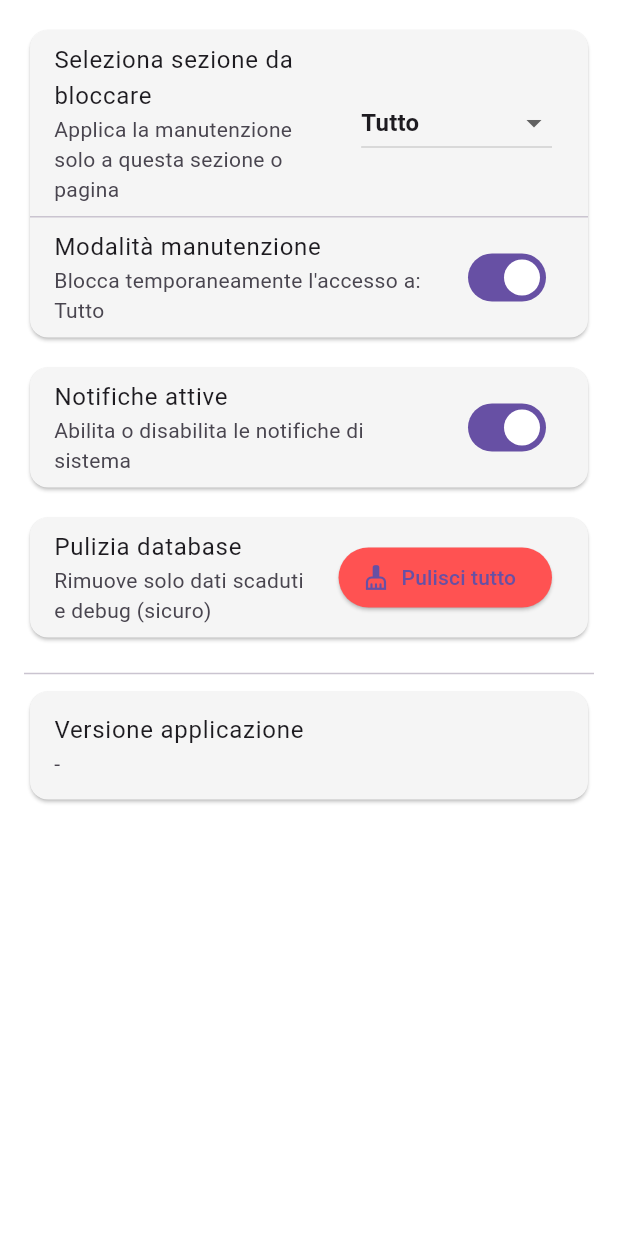
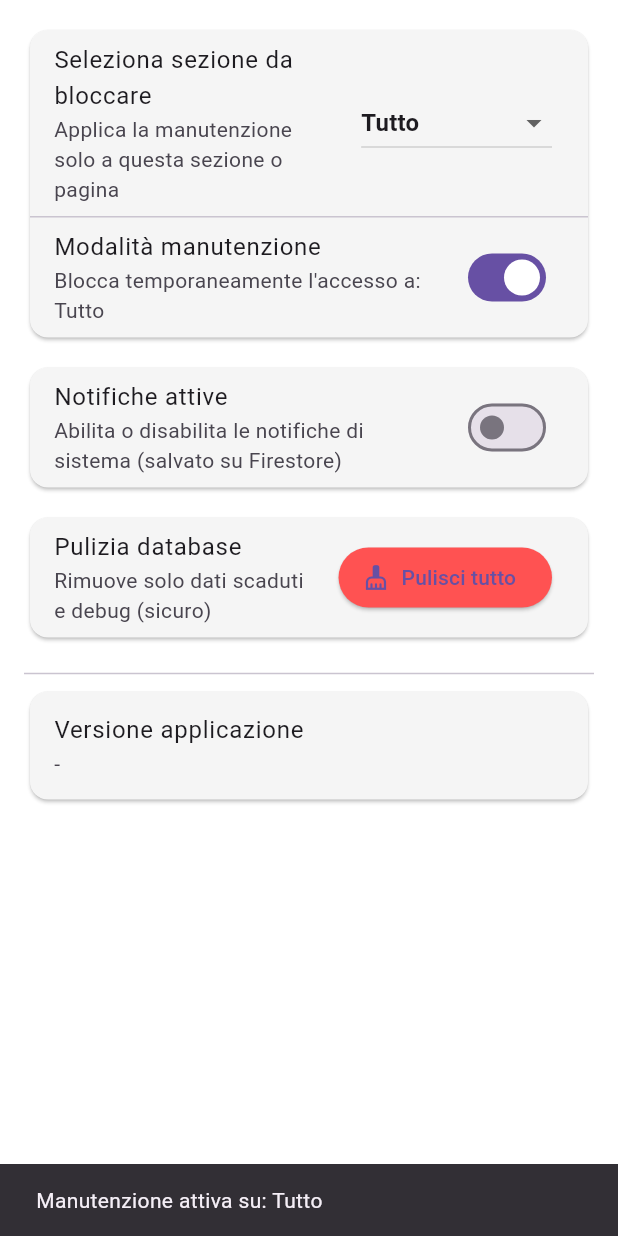
Before and after one commit to Marcellodinapoli/backoffice, a Flutter app: the BkSettingsPage widget shown alone on an empty page, opened directly, after a tap on "Modalità manutenzione", on a phone screen of 412 x 824 dp. Run offline on Flutter 3.47's test engine with Material 3 defaults, Android fonts, the phone set to English and light mode, and no system bars; our stand-ins replace cloud_firestore, file_picker, firebase_auth, firebase_core, firebase_storage, flutter_markdown and 1 more; missing offline and left inert: dart:html, excel; accounts and stored records are empty.

Commit message:
Descrizione modifiche

```diff
--- a/lib/backoffice/pages/bk_settings_page.dart
+++ b/lib/backoffice/pages/bk_settings_page.dart
@@ -9,7 +9,7 @@ class BkSettingsPage extends StatefulWidget {
 }
 
 class _BkSettingsPageState extends State<BkSettingsPage> {
-  bool notificationsEnabled = true;
+  bool _savingMaintenance = false;
 
   static const _sections = [
     'Tutto',
@@ -22,8 +22,14 @@ class _BkSettingsPageState extends State<BkSettingsPage> {
   static DocumentReference<Map<String, dynamic>> get _maintenanceDoc =>
       FirebaseFirestore.instance.collection('settings').doc('maintenance');
 
+  static DocumentReference<Map<String, dynamic>> get _notificationsDoc =>
+      FirebaseFirestore.instance.collection('settings').doc('notifications');
+
   static Stream<DocumentSnapshot<Map<String, dynamic>>> _watchMaintenance() =>
       _maintenanceDoc.snapshots();
+
+  static Stream<DocumentSnapshot<Map<String, dynamic>>> _watchNotifications() =>
+      _notificationsDoc.snapshots();
 
   bool _readEnabled(Map<String, dynamic>? data) {
     if (data == null) return false;
@@ -47,14 +53,71 @@ class _BkSettingsPageState extends State<BkSettingsPage> {
     required bool enabled,
     required String section,
   }) async {
+    setState(() => _savingMaintenance = true);
     try {
       await _maintenanceDoc.set({
         'section': section,
         'enabled': enabled,
         'updatedAt': FieldValue.serverTimestamp(),
-      });
+        'updatedBy': 'backoffice',
+      }, SetOptions(merge: true));
+      if (!mounted) return;
+      ScaffoldMessenger.of(context).showSnackBar(
+        SnackBar(
+          content: Text(
+            enabled
+                ? 'Manutenzione attiva su: $section'
+                : 'Manutenzione disattivata',
+          ),
+        ),
+      );
+    } on FirebaseException catch (e) {
+      if (!mounted) return;
+      ScaffoldMessenger.of(context).showSnackBar(
+        SnackBar(
+          backgroundColor: Colors.red.shade700,
+          content: Text(
+            'Salvataggio manutenzione rifiutato (${e.code}). '
+            'Verifica di essere admin Firebase.',
+          ),
+        ),
+      );
     } catch (e) {
-      debugPrint('Errore salvataggio maintenance: $e');
+      if (!mounted) return;
+      ScaffoldMessenger.of(context).showSnackBar(
+        SnackBar(
+          backgroundColor: Colors.red.shade700,
+          content: Text('Errore salvataggio manutenzione: $e'),
+        ),
+      );
+    } finally {
+      if (mounted) setState(() => _savingMaintenance = false);
+    }
+  }
+
+  Future<void> _saveNotificationsEnabled(bool enabled) async {
+    try {
+      await _notificationsDoc.set({
+        'enabled': enabled,
+        'updatedAt': FieldValue.serverTimestamp(),
+        'updatedBy': 'backoffice',
+      }, SetOptions(merge: true));
+    } on FirebaseException catch (e) {
+      if (!mounted) return;
+      ScaffoldMessenger.of(context).showSnackBar(
+        SnackBar(
+          backgroundColor: Colors.red.shade700,
+          content: Text('Salvataggio notifiche rifiutato (${e.code}).'),
+        ),
+      );
+    } catch (e) {
+      if (!mounted) return;
+      ScaffoldMessenger.of(context).showSnackBar(
+        SnackBar(
+          backgroundColor: Colors.red.shade700,
+          content: Text('Errore salvataggio notifiche: $e'),
+        ),
+      );
     }
   }
 
@@ -188,7 +251,9 @@ class _BkSettingsPageState extends State<BkSettingsPage> {
                     ),
                   )
                   .toList(),
-              onChanged: (value) {
+              onChanged: _savingMaintenance
+                  ? null
+                  : (value) {
                 final section = value ?? 'Tutto';
                 _saveMaintenanceSettings(
                   enabled: maintenanceMode,
@@ -204,7 +269,9 @@ class _BkSettingsPageState extends State<BkSettingsPage> {
               'Blocca temporaneamente l\'accesso a: $selectedSection',
             ),
             value: maintenanceMode,
-            onChanged: (value) {
+            onChanged: _savingMaintenance
+                ? null
+                : (value) {
               _saveMaintenanceSettings(
                 enabled: value,
                 section: selectedSection,
@@ -243,18 +310,22 @@ class _BkSettingsPageState extends State<BkSettingsPage> {
           },
         ),
         const SizedBox(height: 12),
-        Card(
-          color: const Color(0xFFF5F5F5),
-          child: SwitchListTile(
-            title: const Text('Notifiche attive'),
-            subtitle: const Text('Abilita o disabilita le notifiche di sistema'),
-            value: notificationsEnabled,
-            onChanged: (value) {
-              setState(() {
-                notificationsEnabled = value;
-              });
-            },
-          ),
+        StreamBuilder<DocumentSnapshot<Map<String, dynamic>>>(
+          stream: _watchNotifications(),
+          builder: (context, snap) {
+            final notificationsEnabled = _readEnabled(snap.data?.data());
+            return Card(
+              color: const Color(0xFFF5F5F5),
+              child: SwitchListTile(
+                title: const Text('Notifiche attive'),
+                subtitle: const Text(
+                  'Abilita o disabilita le notifiche di sistema (salvato su Firestore)',
+                ),
+                value: notificationsEnabled,
+                onChanged: (value) => _saveNotificationsEnabled(value),
+              ),
+            );
+          },
         ),
         const SizedBox(height: 12),
         Card(
```
